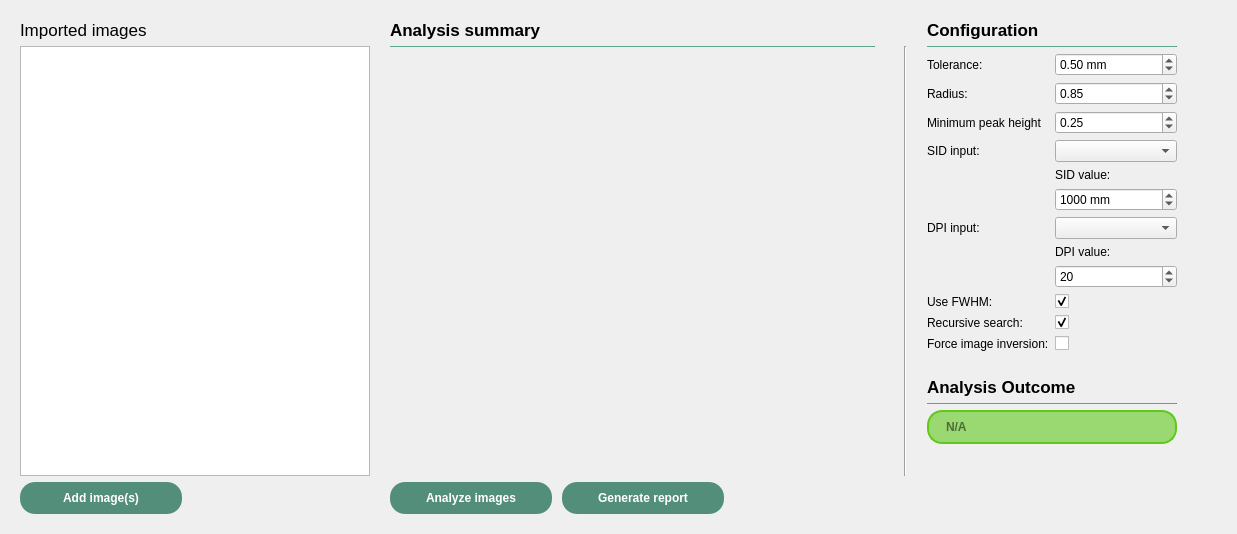
Before: the Qt Designer form ui/qt_ui/starshotWorksheet.ui in Quantico-Bullet/PyBeam-QA, drawn with Qt 5.
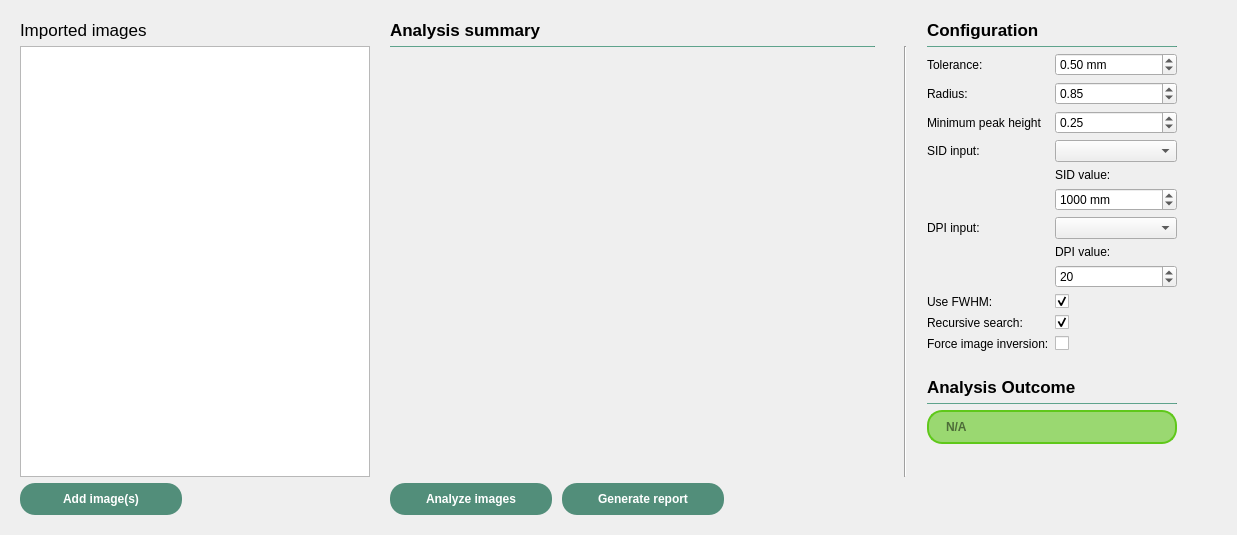
After: the same form once the commit is applied.

The edit to the form file:
```diff
--- a/ui/qt_ui/starshotWorksheet.ui
+++ b/ui/qt_ui/starshotWorksheet.ui
@@ -7,7 +7,7 @@
     <x>0</x>
     <y>0</y>
     <width>1237</width>
-    <height>534</height>
+    <height>535</height>
    </rect>
   </property>
   <property name="windowTitle">
```
